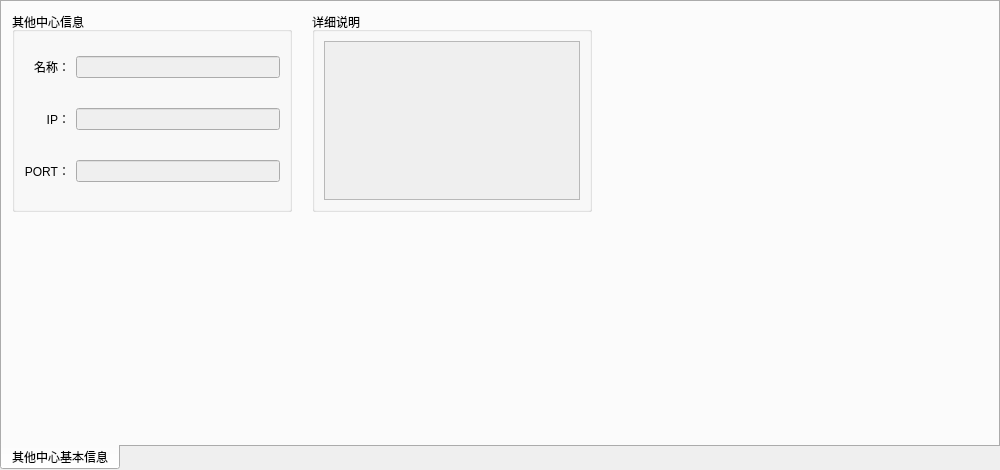
First picture: the form in widget/centerinfo_widget.ui, repository yanghang8612/SMAMMainUI, before the edit.
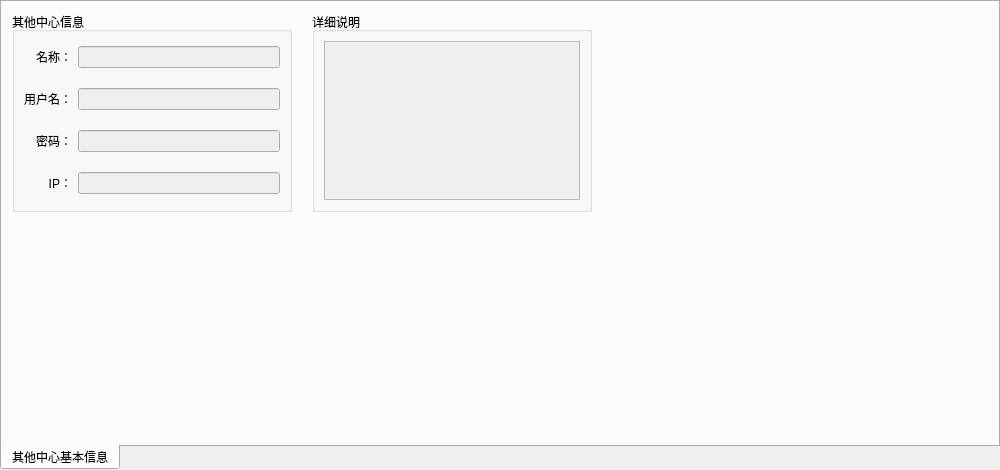
Second picture: the form after the edit.

Patch:
```diff
--- a/widget/centerinfo_widget.ui
+++ b/widget/centerinfo_widget.ui
@@ -58,6 +58,45 @@
      <property name="bottomMargin">
       <number>0</number>
      </property>
+     <item row="3" column="1">
+      <widget class="QLineEdit" name="centerIPEdit">
+       <property name="enabled">
+        <bool>false</bool>
+       </property>
+       <property name="cursor">
+        <cursorShape>ArrowCursor</cursorShape>
+       </property>
+       <property name="styleSheet">
+        <string notr="true"/>
+       </property>
+       <property name="readOnly">
+        <bool>true</bool>
+       </property>
+      </widget>
+     </item>
+     <item row="3" column="0">
+      <widget class="QLabel" name="label_2">
+       <property name="text">
+        <string>IP：</string>
+       </property>
+       <property name="alignment">
+        <set>Qt::AlignRight|Qt::AlignTrailing|Qt::AlignVCenter</set>
+       </property>
+      </widget>
+     </item>
+     <item row="0" column="1">
+      <widget class="QLineEdit" name="centerNameEdit">
+       <property name="enabled">
+        <bool>false</bool>
+       </property>
+       <property name="cursor">
+        <cursorShape>ArrowCursor</cursorShape>
+       </property>
+       <property name="readOnly">
+        <bool>true</bool>
+       </property>
+      </widget>
+     </item>
      <item row="0" column="0">
       <widget class="QLabel" name="label">
        <property name="text">
@@ -68,23 +107,10 @@
        </property>
       </widget>
      </item>
-     <item row="0" column="1">
-      <widget class="QLineEdit" name="centerNameEdit">
-       <property name="enabled">
-        <bool>false</bool>
-       </property>
-       <property name="cursor">
-        <cursorShape>ArrowCursor</cursorShape>
-       </property>
-       <property name="readOnly">
-        <bool>false</bool>
-       </property>
-      </widget>
-     </item>
      <item row="1" column="0">
-      <widget class="QLabel" name="label_2">
+      <widget class="QLabel" name="label_3">
        <property name="text">
-        <string>IP：</string>
+        <string>用户名：</string>
        </property>
        <property name="alignment">
         <set>Qt::AlignRight|Qt::AlignTrailing|Qt::AlignVCenter</set>
@@ -92,22 +118,22 @@
       </widget>
      </item>
      <item row="1" column="1">
-      <widget class="QLineEdit" name="centerIPEdit">
+      <widget class="QLineEdit" name="centerUserNameEdit">
        <property name="enabled">
         <bool>false</bool>
        </property>
        <property name="cursor">
         <cursorShape>ArrowCursor</cursorShape>
        </property>
-       <property name="styleSheet">
-        <string notr="true"/>
+       <property name="readOnly">
+        <bool>true</bool>
        </property>
       </widget>
      </item>
      <item row="2" column="0">
-      <widget class="QLabel" name="label_3">
+      <widget class="QLabel" name="label_4">
        <property name="text">
-        <string>PORT：</string>
+        <string>密码：</string>
        </property>
        <property name="alignment">
         <set>Qt::AlignRight|Qt::AlignTrailing|Qt::AlignVCenter</set>
@@ -122,6 +148,12 @@
        <property name="cursor">
         <cursorShape>ArrowCursor</cursorShape>
        </property>
+       <property name="echoMode">
+        <enum>QLineEdit::Password</enum>
+       </property>
+       <property name="readOnly">
+        <bool>true</bool>
+       </property>
       </widget>
      </item>
     </layout>
```
Left out of the diff: 2 changed lines with no effect on the pictures.
